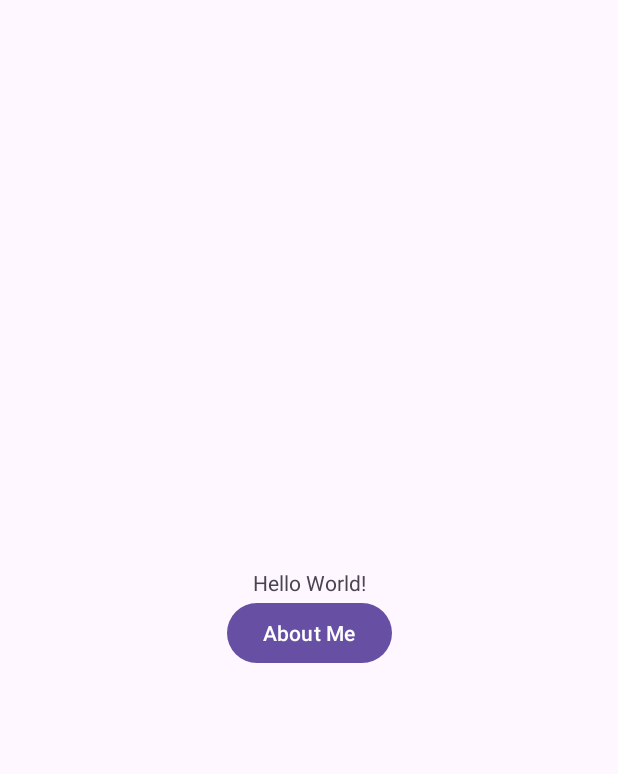
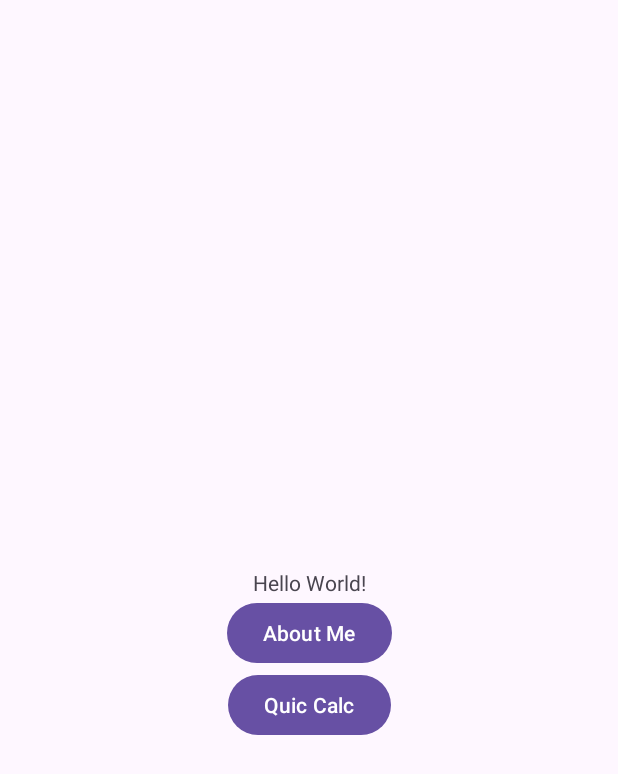
Before and after one commit to ErdunE/NortheasternMiami, an Android app: the screen it shows after launch (MainActivity), on a phone screen of 412 x 824 dp. Shown: the top 774 px of the screen. Run offline under Robolectric (Android 15) with nearby library versions, the phone set to English and light mode, and no system bars.

Commit message:
Added Quic Calc Button

```diff
--- a/NUMAD25Sp_ErdunE/app/src/main/res/layout/activity_main.xml
+++ b/NUMAD25Sp_ErdunE/app/src/main/res/layout/activity_main.xml
@@ -31,4 +31,15 @@
         app:layout_constraintStart_toStartOf="parent"
         app:layout_constraintEnd_toEndOf="parent" />
 
+    <!-- Quic Calc Button -->
+    <Button
+        android:id="@+id/quicCalcButton"
+        android:layout_width="wrap_content"
+        android:layout_height="wrap_content"
+        android:text="Quic Calc"
+        app:layout_constraintTop_toBottomOf="@id/aboutMeButton"
+        app:layout_constraintStart_toStartOf="parent"
+        app:layout_constraintEnd_toEndOf="parent" />
+
+
 </androidx.constraintlayout.widget.ConstraintLayout>
```
